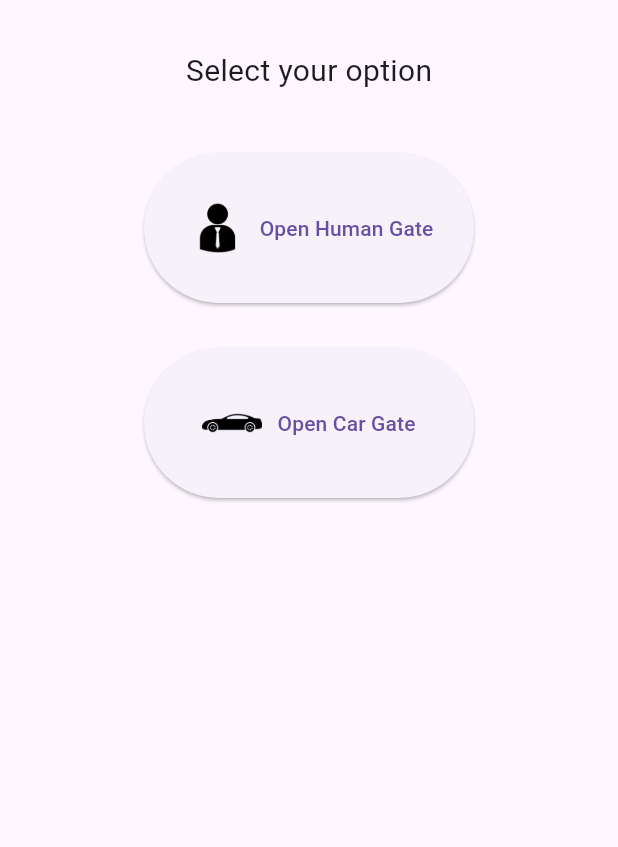
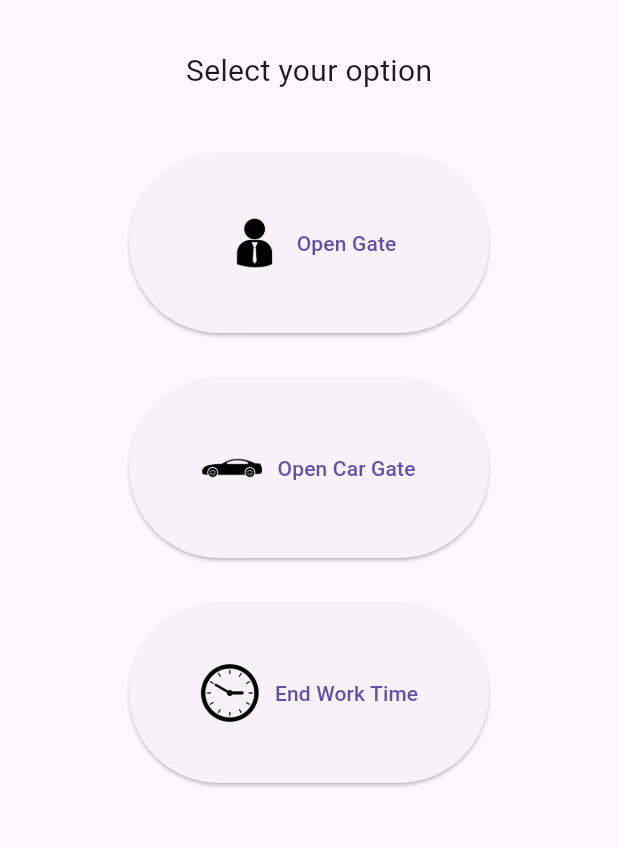
Before and after one commit to JohnnyChris/Proiect_IP, a Flutter app: the AccessScreen screen opened directly, on a phone screen of 412 x 824 dp, the part 72-919 px from its top. Run offline on Flutter 3.47's test engine with Material 3 defaults, Android fonts, the phone set to English and light mode, and no system bars; our stand-ins replace flutter_riverpod, iconsax, line_awesome_flutter, table_calendar.

Commit message:
added editprofile and added exit work time button

```diff
--- a/swift_key/lib/screen/access.dart
+++ b/swift_key/lib/screen/access.dart
@@ -39,8 +39,8 @@ class _AccessScreenState extends State<AccessScreen> {
                 height: 40,
               ),
               SizedBox(
-                width: 220,
-                height: 100,
+                width: 240,
+                height: 120,
                 child: ElevatedButton(
                   onPressed: () {},
                   child: Row(
@@ -52,7 +52,7 @@ class _AccessScreenState extends State<AccessScreen> {
                         height: 40, // Adjust height as needed
                       ),
                       SizedBox(width: 10),
-                      Text('Open Human Gate'),
+                      Text('Open Gate'),
                     ],
                   ),
                 ),
@@ -61,8 +61,8 @@ class _AccessScreenState extends State<AccessScreen> {
                 height: 30,
               ),
               SizedBox(
-                width: 220,
-                height: 100,
+                width: 240,
+                height: 120,
                 child: ElevatedButton(
                   onPressed: () {},
                   child: Row(
@@ -79,6 +79,28 @@ class _AccessScreenState extends State<AccessScreen> {
                   ),
                 ),
               ),
+              const SizedBox(
+                height: 30,
+              ),
+              SizedBox(
+                width: 240,
+                height: 120,
+                child: ElevatedButton(
+                  onPressed: () {},
+                  child: Row(
+                    mainAxisAlignment: MainAxisAlignment.center,
+                    children: [
+                      Image.asset(
+                        'assets/clock.png', // Replace with your image asset path
+                        width: 40, // Adjust width as needed
+                        height: 40, // Adjust height as needed
+                      ),
+                      SizedBox(width: 10),
+                      Text('End Work Time'),
+                    ],
+                  ),
+                ),
+              ),
             ],
           ),
         ),
```
Also changed, not shown: swift_key/lib/screen/account.dart (+9 -1 lines), swift_key/lib/screen/editprofile.dart (added, +179 -0 lines), swift_key/assets/clock.png (added).
